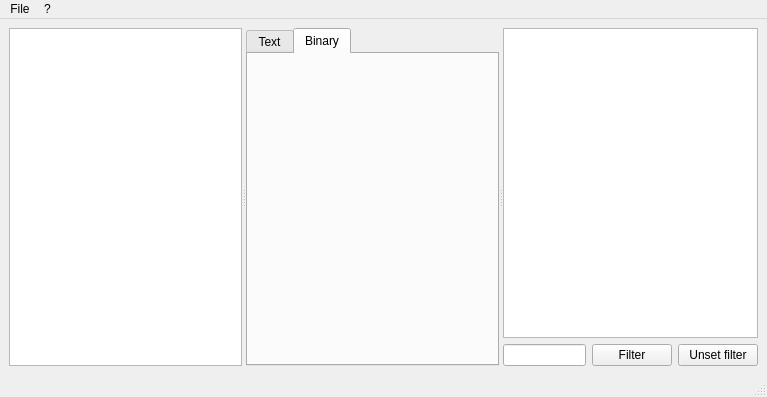
The window that src/mainwindow.ui (OSLL/sca) describes before a commit, drawn with Qt 5.
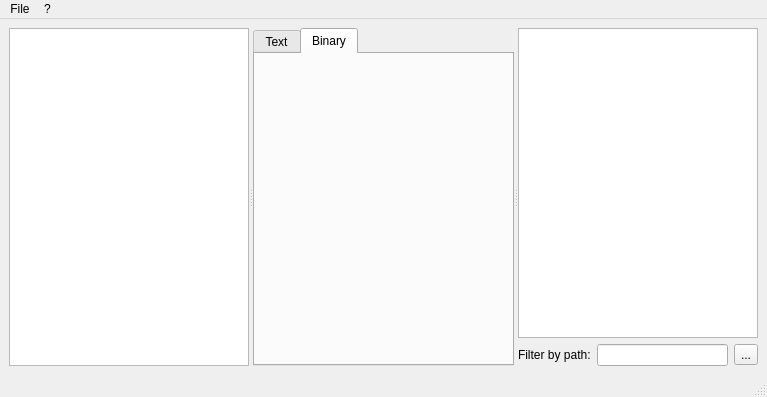
The same window after the commit. Custom widgets are drawn as their Qt base class.

Commit message: #4581: Advanced search ability using Regexes

Patch:
```diff
--- a/src/mainwindow.ui
+++ b/src/mainwindow.ui
@@ -83,24 +83,28 @@
       <widget class="QWidget" name="gridLayoutWidget">
        <layout class="QVBoxLayout" name="verticalLayout">
         <item>
-         <widget class="GraphView" name="graphViewer"/>
+         <widget class="GraphView" name="graphViewer">
+          <property name="dragMode">
+           <enum>QGraphicsView::RubberBandDrag</enum>
+          </property>
+         </widget>
         </item>
         <item>
          <layout class="QHBoxLayout" name="horizontalLayout_4">
+          <item>
+           <widget class="QLabel" name="filterLabel">
+            <property name="text">
+             <string>Filter by path:</string>
+            </property>
+           </widget>
+          </item>
           <item>
            <widget class="QLineEdit" name="filterLine"/>
           </item>
           <item>
-           <widget class="QPushButton" name="filterButton">
+           <widget class="QToolButton" name="advancedFilterButton">
             <property name="text">
-             <string>Filter</string>
-            </property>
-           </widget>
-          </item>
-          <item>
-           <widget class="QPushButton" name="unsetFilterButton">
-            <property name="text">
-             <string>Unset filter</string>
+             <string>...</string>
             </property>
            </widget>
           </item>
```
Left out of the diff: 17 changed lines with no effect on the pictures. The commit also changes 16 other files.
